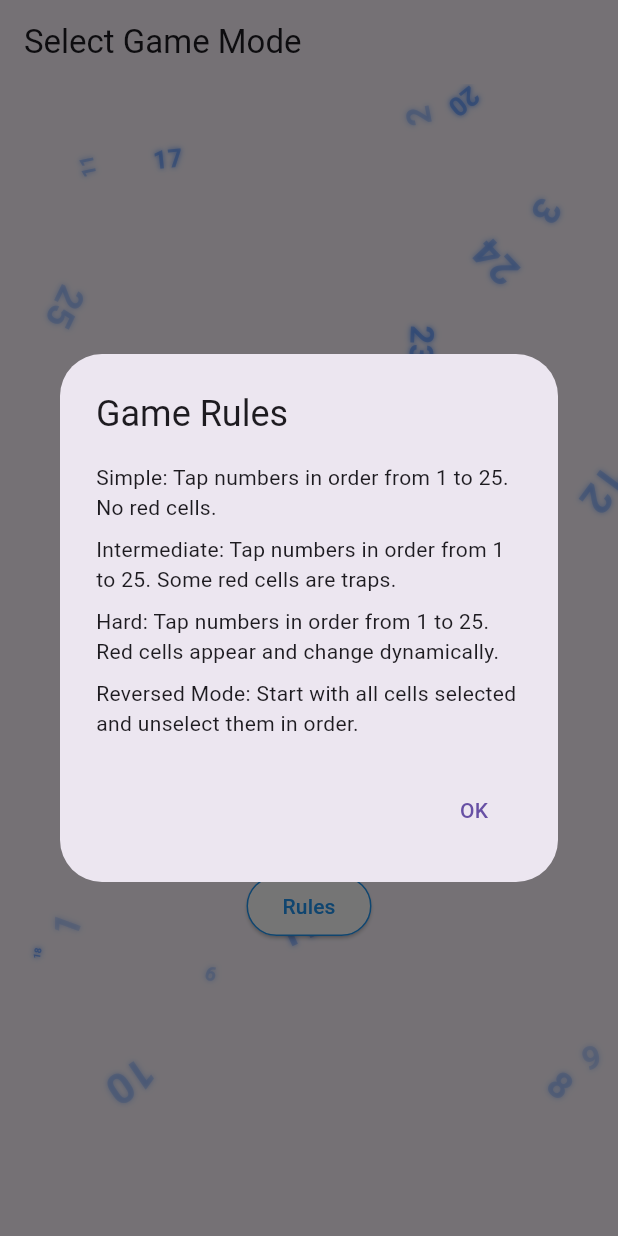
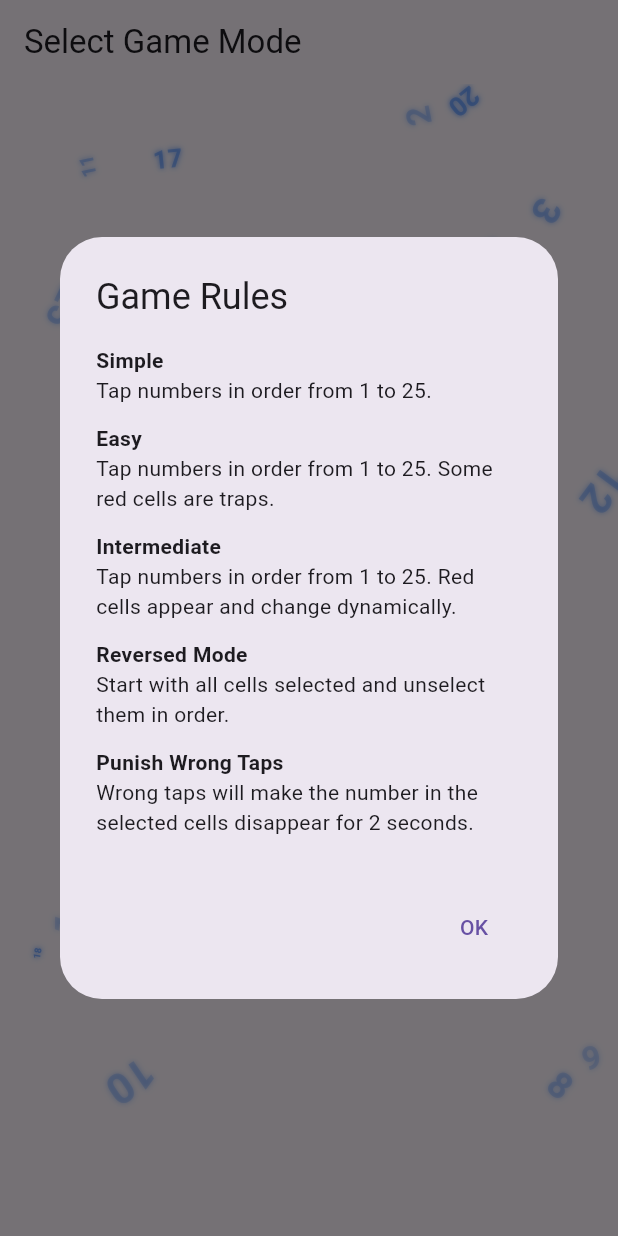
Before and after one commit to Ahad-Imtiaz/numpuzzle, a Flutter app: the screen it shows after launch, after a tap on "Rules", on a phone screen of 412 x 824 dp. Run offline on Flutter 3.47's test engine with Material 3 defaults, Android fonts, the phone set to English and light mode, and no system bars.

Commit message:
Refactor rules logic + dialog

```diff
--- a/lib/screens/mode_selection_screen.dart
+++ b/lib/screens/mode_selection_screen.dart
@@ -1,9 +1,11 @@
+import 'package:flutter/foundation.dart';
 import 'package:flutter/material.dart';
 
 import 'package:numpuzzle/enums/game_mode.dart';
 import 'package:numpuzzle/screens/number_puzzle_game_screen.dart';
 import 'package:numpuzzle/widgets/floating_numbers_background.dart';
 import 'package:numpuzzle/widgets/label_check_box.dart';
+import 'package:numpuzzle/widgets/rules_widget.dart';
 
 class ModeSelectionScreen extends StatefulWidget {
   const ModeSelectionScreen({super.key});
@@ -34,23 +36,10 @@ class _ModeSelectionScreenState extends State<ModeSelectionScreen> {
       context: context,
       builder: (_) => AlertDialog(
         title: const Text("Game Rules"),
-        content: const SingleChildScrollView(
-          child: Column(
-            crossAxisAlignment: CrossAxisAlignment.start,
-            children: [
-              Text("Simple: Tap numbers in order from 1 to 25. No red cells."),
-              SizedBox(height: 8),
-              Text("Intermediate: Tap numbers in order from 1 to 25. Some red cells are traps."),
-              SizedBox(height: 8),
-              Text("Hard: Tap numbers in order from 1 to 25. Red cells appear and change dynamically."),
-              SizedBox(height: 8),
-              Text("Reversed Mode: Start with all cells selected and unselect them in order."),
-            ],
-          ),
-        ),
+        content: const SingleChildScrollView(child: RulesWidget()),
         actions: [
           TextButton(
-            onPressed: Navigator.of(_).pop,
+            onPressed: () => Navigator.pop(context),
             child: const Text("OK"),
           ),
         ],
@@ -75,7 +64,7 @@ class _ModeSelectionScreenState extends State<ModeSelectionScreen> {
               ),
               const SizedBox(height: 10),
               LabeledCheckbox(
-                label: "Punish Wrong Taps",
+                label: "Punish Wrong ${!kIsWeb ? 'Taps' : 'Clicks'}",
                 value: _isPunishWrongTapsActive,
                 onChanged: (val) => setState(() => _isPunishWrongTapsActive = val),
               ),
--- a/lib/screens/number_puzzle_game_screen.dart
+++ b/lib/screens/number_puzzle_game_screen.dart
@@ -179,6 +179,7 @@ class NumberPuzzleGameScreenState extends State<NumberPuzzleGameScreen> {
   void _showWinDialog() {
     showDialog(
       context: context,
+      barrierDismissible: false,
       builder: (_) => AlertDialog(
         title: const Text("You Won! 🎉"),
         content: Text("Time: ${elapsedTime}s\nWrong taps: $wrongTaps"),
--- /dev/null
+++ b/lib/widgets/rules_widget.dart
@@ -0,0 +1,50 @@
+import 'package:flutter/foundation.dart';
+import 'package:flutter/material.dart';
+
+class RulesWidget extends StatelessWidget {
+  const RulesWidget({super.key});
+
+  @override
+  Widget build(BuildContext context) {
+    final rules = [
+      {
+        "Simple": "\n${!kIsWeb ? 'Tap' : 'Click'} numbers in order from 1 to 25.",
+      },
+      {
+        "Easy": "\n${!kIsWeb ? 'Tap' : 'Click'} numbers in order from 1 to 25. Some red cells are traps.",
+      },
+      {
+        "Intermediate":
+            "\n${!kIsWeb ? 'Tap' : 'Click'} numbers in order from 1 to 25. Red cells appear and change dynamically.",
+      },
+      {
+        "Reversed Mode": "\nStart with all cells selected and unselect them in order.",
+      },
+      {
+        "Punish Wrong ${!kIsWeb ? 'Taps' : 'Clicks'}":
+            "\nWrong ${!kIsWeb ? 'taps' : 'clicks'} will make the number in the selected cells disappear for 2 seconds.",
+      },
+    ];
+
+    return Column(
+      crossAxisAlignment: CrossAxisAlignment.start,
+      children: rules
+          .map((rule) => Padding(
+                padding: const EdgeInsets.only(bottom: 12),
+                child: RichText(
+                  text: TextSpan(
+                    style: DefaultTextStyle.of(context).style,
+                    children: [
+                      TextSpan(
+                        text: rule.keys.first,
+                        style: const TextStyle(fontWeight: FontWeight.bold),
+                      ),
+                      TextSpan(text: rule.values.first),
+                    ],
+                  ),
+                ),
+              ))
+          .toList(),
+    );
+  }
+}
```
